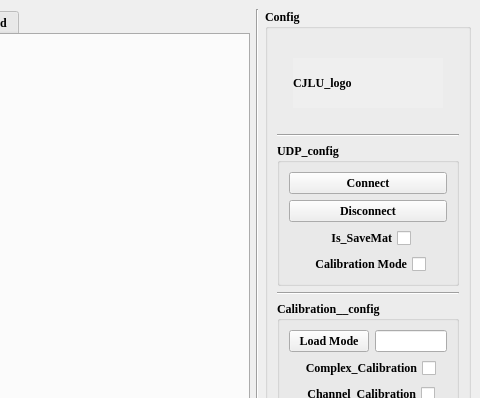
The window that Radar_UDP.ui (CruzeOliver/Andar_Radar_UDP) describes before a commit, drawn with Qt 5; both pictures show x 585 to 1065 and y 0 to 398 of the 1065 by 943 pixel window.
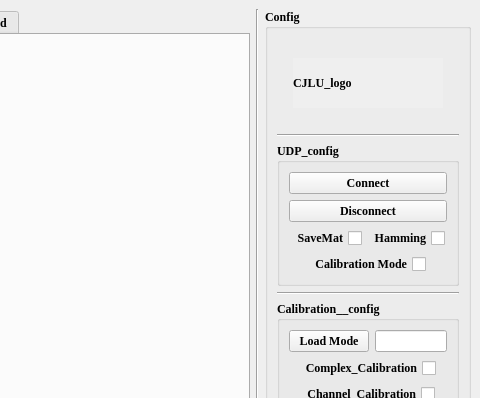
The same window after the commit.

Commit message: 新增一个checkbox 可以选择是否加hanmming窗

Patch:
```diff
--- a/Radar_UDP.ui
+++ b/Radar_UDP.ui
@@ -251,7 +251,23 @@
                <enum>Qt::RightToLeft</enum>
               </property>
               <property name="text">
-               <string>Is_SaveMat</string>
+               <string>SaveMat</string>
+              </property>
+             </widget>
+            </item>
+            <item>
+             <widget class="QCheckBox" name="checkBox_HammingWindow">
+              <property name="sizePolicy">
+               <sizepolicy hsizetype="Expanding" vsizetype="Fixed">
+                <horstretch>0</horstretch>
+                <verstretch>0</verstretch>
+               </sizepolicy>
+              </property>
+              <property name="layoutDirection">
+               <enum>Qt::RightToLeft</enum>
+              </property>
+              <property name="text">
+               <string>Hamming</string>
               </property>
              </widget>
             </item>
```
The commit also changes 2 other files.
